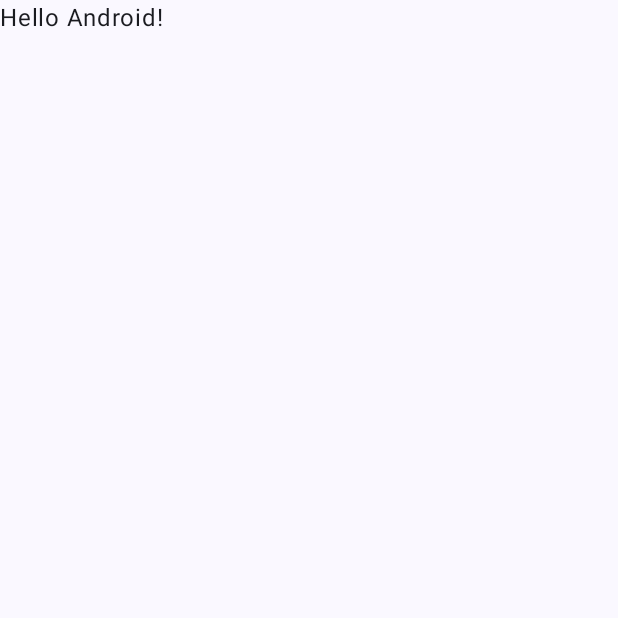
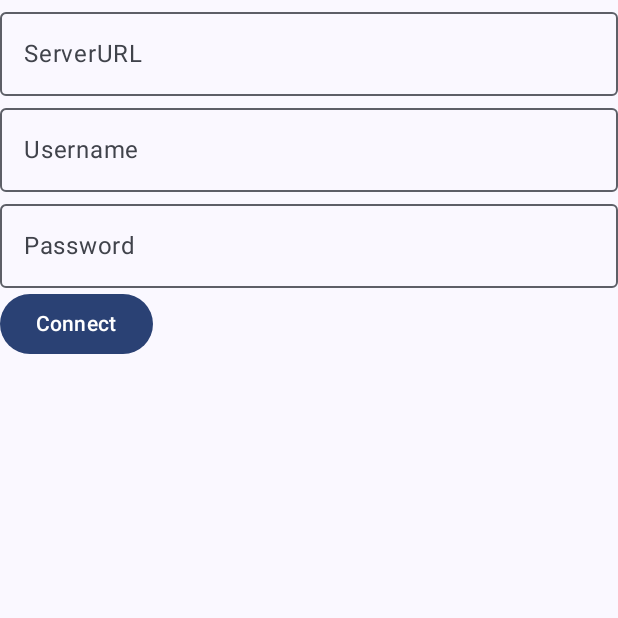
Before and after one commit to canterbury-air-patrol/smm-client-android, an Android app built with Jetpack Compose: the screen it shows after launch (MainActivity), on a phone screen of 412 x 824 dp, the top half of it. Before the commit the part shown is almost empty. Run offline under Robolectric (Android 15) with nearby library versions, the phone set to English and light mode, and no system bars.

Commit message:
Capture login details

```diff
--- a/app/src/main/java/org/canterburyairpatrol/smmclient/MainActivity.kt
+++ b/app/src/main/java/org/canterburyairpatrol/smmclient/MainActivity.kt
@@ -1,46 +1,82 @@
 package org.canterburyairpatrol.smmclient
 
+import android.content.Intent
 import android.os.Bundle
 import androidx.activity.ComponentActivity
 import androidx.activity.compose.setContent
+import androidx.compose.foundation.layout.Column
 import androidx.compose.foundation.layout.fillMaxSize
+import androidx.compose.foundation.layout.fillMaxWidth
+import androidx.compose.foundation.text.KeyboardOptions
+import androidx.compose.material3.Button
+import androidx.compose.material3.ExperimentalMaterial3Api
 import androidx.compose.material3.MaterialTheme
+import androidx.compose.material3.OutlinedTextField
 import androidx.compose.material3.Surface
 import androidx.compose.material3.Text
-import androidx.compose.runtime.Composable
+import androidx.compose.runtime.mutableStateOf
+import androidx.compose.runtime.remember
+import androidx.compose.runtime.setValue
+import androidx.compose.runtime.getValue
 import androidx.compose.ui.Modifier
-import androidx.compose.ui.tooling.preview.Preview
+import androidx.compose.ui.res.stringResource
+import androidx.compose.ui.text.input.KeyboardType
+import androidx.compose.ui.text.input.PasswordVisualTransformation
+import org.canterburyairpatrol.smmclient.data.SMMConnectionDetails
+import org.canterburyairpatrol.smmclient.ui.activity.AssetSelectorActivity
+import org.canterburyairpatrol.smmclient.ui.screen.LoginScreen
 import org.canterburyairpatrol.smmclient.ui.theme.SmmclientandroidTheme
 
 class MainActivity : ComponentActivity() {
+    @OptIn(ExperimentalMaterial3Api::class)
     override fun onCreate(savedInstanceState: Bundle?) {
         super.onCreate(savedInstanceState)
+
         setContent {
+            var connectionDetails by remember { mutableStateOf(SMMConnectionDetails("", "", "")) }
+
             SmmclientandroidTheme {
                 // A surface container using the 'background' color from the theme
                 Surface(
                     modifier = Modifier.fillMaxSize(),
                     color = MaterialTheme.colorScheme.background
                 ) {
-                    Greeting("Android")
+                    Column() {
+                        OutlinedTextField(
+                            value = connectionDetails.serverURL,
+                            onValueChange = { connectionDetails = connectionDetails.copy(serverURL = it) },
+                            keyboardOptions = KeyboardOptions(keyboardType = KeyboardType.Uri),
+                            label = { Text(stringResource(id = R.string.server_url)) },
+                            modifier = Modifier.fillMaxWidth(),
+                            enabled = true,
+                            singleLine = true
+                        )
+                        OutlinedTextField(
+                            value = connectionDetails.username,
+                            onValueChange = { connectionDetails = connectionDetails.copy(username = it) },
+                            label = { Text(stringResource(R.string.username)) },
+                            modifier = Modifier.fillMaxWidth(),
+                            enabled = true,
+                            singleLine = true
+                        )
+                        OutlinedTextField(
+                            value = connectionDetails.password,
+                            onValueChange = { connectionDetails = connectionDetails.copy(password = it) },
+                            keyboardOptions = KeyboardOptions(keyboardType = KeyboardType.Password),
+                            visualTransformation = PasswordVisualTransformation(),
+                            label = { Text(stringResource(R.string.password)) },
+                            modifier = Modifier.fillMaxWidth(),
+                            enabled = true,
+                            singleLine = true
+                        )
+                        Button(onClick = {
+                            startActivity(Intent(this@MainActivity, AssetSelectorActivity::class.java))
+                        }) {
+                            Text(stringResource(id = R.string.connect))
+                        }
+                    }
                 }
             }
         }
     }
 }
-
-@Composable
-fun Greeting(name: String, modifier: Modifier = Modifier) {
-    Text(
-        text = "Hello $name!",
-        modifier = modifier
-    )
-}
-
-@Preview(showBackground = true)
-@Composable
-fun GreetingPreview() {
-    SmmclientandroidTheme {
-        Greeting("Android")
-    }
-}
--- /dev/null
+++ b/app/src/main/java/org/canterburyairpatrol/smmclient/data/SMMConnectionDetails.kt
@@ -0,0 +1,7 @@
+package org.canterburyairpatrol.smmclient.data
+
+data class SMMConnectionDetails(
+    val serverURL: String,
+    val username: String,
+    val password: String,
+)
--- a/app/src/main/res/values/strings.xml
+++ b/app/src/main/res/values/strings.xml
@@ -1,3 +1,7 @@
 <resources>
     <string name="app_name">smm-client-android</string>
+    <string name="server_url">ServerURL</string>
+    <string name="username">Username</string>
+    <string name="password">Password</string>
+    <string name="connect">Connect</string>
 </resources>
```
Also changed, not shown: app/src/main/AndroidManifest.xml (+7 -0 lines), app/src/main/java/org/canterburyairpatrol/smmclient/ui/activity/AssetSelectorActivity.kt (added, +16 -0 lines), app/src/main/java/org/canterburyairpatrol/smmclient/ui/screen/LoginScreen.kt (added, +30 -0 lines).
